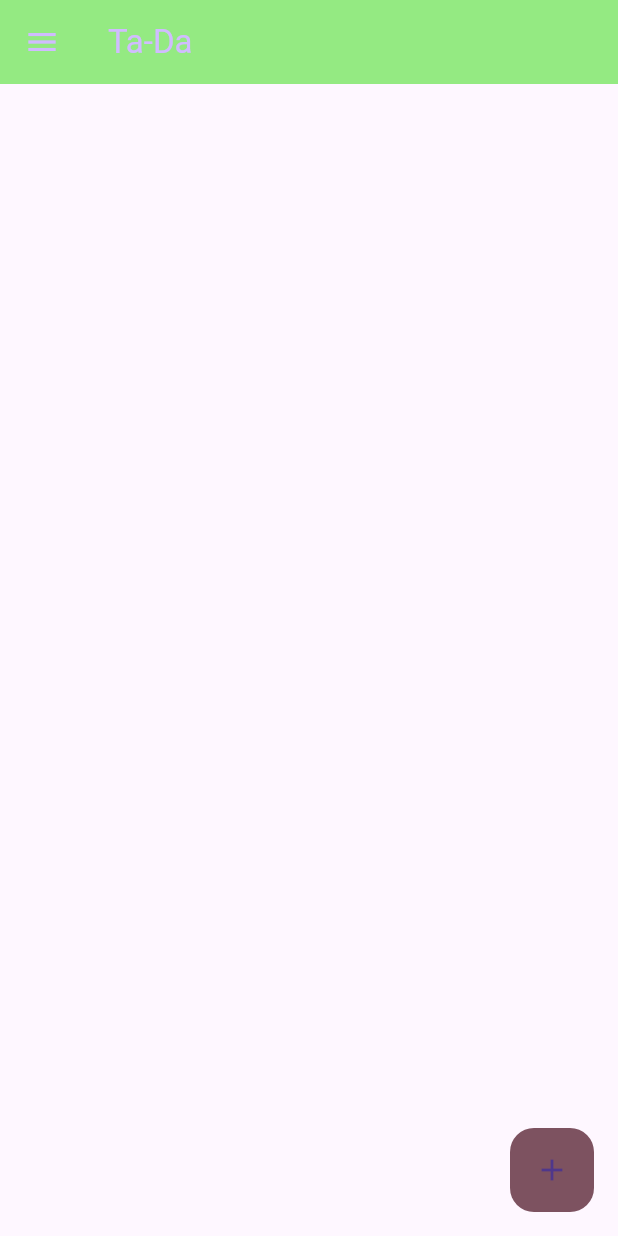
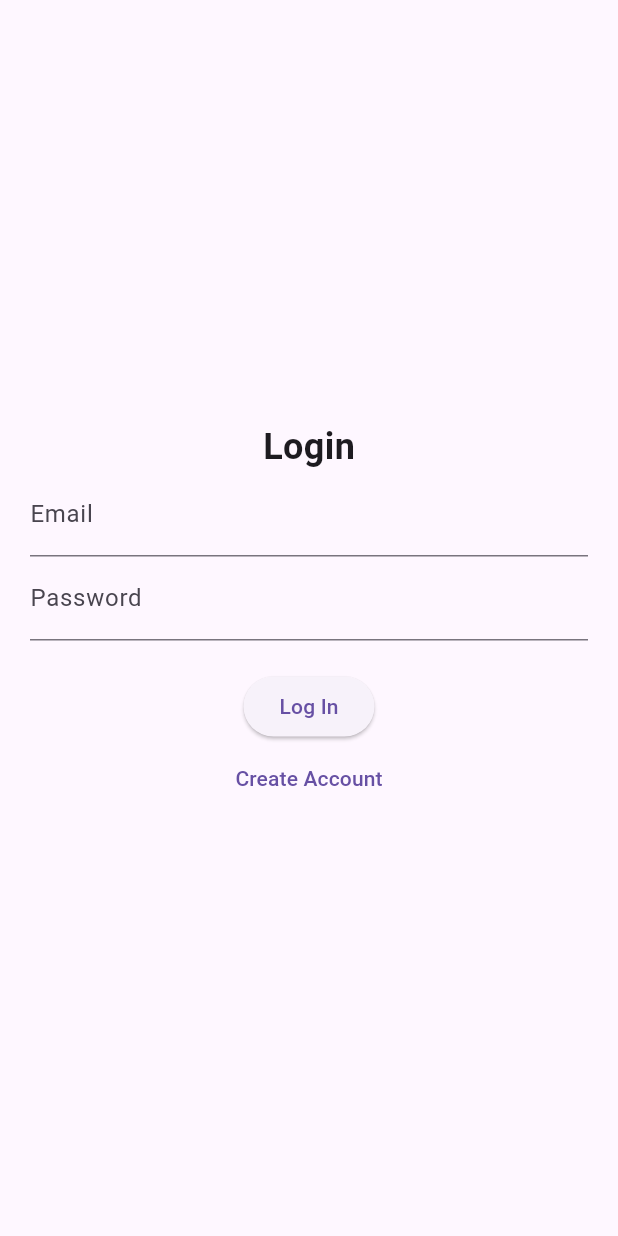
Before and after one commit to yoyoszarek/Ta-Da-App, a Flutter app: the screen it shows after launch, on a phone screen of 412 x 824 dp. Run offline on Flutter 3.47's test engine with Material 3 defaults, Android fonts, the phone set to English and light mode, and no system bars; our stand-ins replace flutter_heatmap_calendar, flutter_slidable, isar, shared_preferences; accounts and stored records are empty; generated files the repository leaves out were written again.

Commit message:
added log in page that 90% works and added a file for possible future color schemes

```diff
--- a/lib/main.dart
+++ b/lib/main.dart
@@ -1,18 +1,18 @@
 import 'package:flutter/material.dart';
 import 'package:myapp/database/habit_database.dart';
+import 'package:myapp/pages/home_page.dart';
 import 'package:myapp/theme/theme_provider.dart';
 import 'package:provider/provider.dart';
-import 'pages/home_page.dart';
+import 'package:myapp/pages/login_page.dart';
+import 'package:myapp/util/auth_util.dart';
 
 void main() async {
   WidgetsFlutterBinding.ensureInitialized();
-
-  // Initialize database
   await HabitDatabase.initialize();
   await HabitDatabase().saveFirstLaunchDate();
 
-  // Initialize theme provider
   ThemeProvider themeProvider = ThemeProvider();
+  bool loggedIn = await AuthUtil.isLoggedIn();
 
   runApp(
     MultiProvider(
@@ -20,19 +20,20 @@ void main() async {
         ChangeNotifierProvider(create: (context) => HabitDatabase()),
         ChangeNotifierProvider(create: (context) => themeProvider),
       ],
-      child: const MyApp(),
+      child: MyApp(isLoggedIn: loggedIn),
     ),
   );
 }
 
 class MyApp extends StatelessWidget {
-  const MyApp({super.key});
+  final bool isLoggedIn;
+  const MyApp({super.key, required this.isLoggedIn});
 
   @override
   Widget build(BuildContext context) {
     return MaterialApp(
       debugShowCheckedModeBanner: false,
-      home: const HomePage(),
+      home: isLoggedIn ? const HomePage() : const LoginPage(),
       theme: Provider.of<ThemeProvider>(context).themeData,
     );
   }
--- /dev/null
+++ b/lib/pages/login_page.dart
@@ -0,0 +1,80 @@
+import 'package:flutter/material.dart';
+import 'package:myapp/pages/home_page.dart';
+import 'package:myapp/pages/create_account_page.dart';
+import 'package:myapp/util/auth_util.dart';
+
+class LoginPage extends StatefulWidget {
+  const LoginPage({super.key});
+
+  @override
+  State<LoginPage> createState() => _LoginPageState();
+}
+
+class _LoginPageState extends State<LoginPage> {
+  final TextEditingController emailController = TextEditingController();
+  final TextEditingController passwordController = TextEditingController();
+  String errorMessage = ''; // Store validation errors
+
+  void login() async {
+    String email = emailController.text.trim();
+    String password = passwordController.text.trim();
+
+    if (email.isEmpty || password.isEmpty) {
+      setState(() {
+        errorMessage = "Please input email/password";
+      });
+      return;
+    }
+
+    bool loggedIn = await AuthUtil.isLoggedIn();
+
+    if (loggedIn) {
+      Navigator.pushReplacement(context, MaterialPageRoute(builder: (context) => const HomePage()));
+    } else {
+      await AuthUtil.saveUserCredentials(email, password);
+      Navigator.pushReplacement(context, MaterialPageRoute(builder: (context) => const HomePage()));
+    }
+  }
+
+  @override
+  void initState() {
+    super.initState();
+    checkLoginStatus();
+  }
+
+  void checkLoginStatus() async {
+    if (await AuthUtil.isLoggedIn()) {
+      Navigator.pushReplacement(context, MaterialPageRoute(builder: (context) => const HomePage()));
+    }
+  }
+
+  @override
+  Widget build(BuildContext context) {
+    return Scaffold(
+      body: Padding(
+        padding: const EdgeInsets.all(20.0),
+        child: Column(
+          mainAxisAlignment: MainAxisAlignment.center,
+          children: [
+            const Text("Login", style: TextStyle(fontSize: 24, fontWeight: FontWeight.bold)),
+            TextField(controller: emailController, decoration: const InputDecoration(labelText: "Email")),
+            TextField(controller: passwordController, decoration: const InputDecoration(labelText: "Password"), obscureText: true),
+            if (errorMessage.isNotEmpty)
+              Padding(
+                padding: const EdgeInsets.only(top: 10),
+                child: Text(errorMessage, style: const TextStyle(color: Colors.red)),
+              ),
+            const SizedBox(height: 20),
+            ElevatedButton(onPressed: login, child: const Text("Log In")),
+            TextButton(
+              onPressed: () {
+                Navigator.push(context, MaterialPageRoute(builder: (context) => const CreateAccountPage()));
+              },
+              child: const Text("Create Account"),
+            ),
+          ],
+        ),
+      ),
+    );
+  }
+}
--- a/lib/theme/theme_provider.dart
+++ b/lib/theme/theme_provider.dart
@@ -1,27 +1,30 @@
 import 'package:flutter/material.dart';
-import 'package:myapp/util/sharepref.dart';
+import 'package:shared_preferences/shared_preferences.dart';
 
-class ThemeProvider extends ChangeNotifier {
-  ThemeData _themeData = ThemeData.light();
+class ThemeProvider with ChangeNotifier {
   bool _isDarkMode = false;
 
   ThemeProvider() {
-    _loadTheme(); // Load theme preference on initialization
+    _loadTheme(); // Load saved theme setting
   }
 
-  ThemeData get themeData => _themeData;
+  ThemeData get themeData => _isDarkMode ? ThemeData.dark() : ThemeData.light();
   bool get isDarkMode => _isDarkMode;
-
-  void _loadTheme() async {
-    _isDarkMode = await getSharedPreferencesBool('darkMode');
-    _themeData = _isDarkMode ? ThemeData.dark() : ThemeData.light();
-    notifyListeners();
-  }
 
   void toggleTheme() async {
     _isDarkMode = !_isDarkMode;
-    _themeData = _isDarkMode ? ThemeData.dark() : ThemeData.light();
-    await setSharedPreferencesBool('darkMode', _isDarkMode);
+    notifyListeners();
+    _saveTheme(_isDarkMode);
+  }
+
+  void _saveTheme(bool isDark) async {
+    SharedPreferences prefs = await SharedPreferences.getInstance();
+    await prefs.setBool("isDarkMode", isDark);
+  }
+
+  void _loadTheme() async {
+    SharedPreferences prefs = await SharedPreferences.getInstance();
+    _isDarkMode = prefs.getBool("isDarkMode") ?? false;
     notifyListeners();
   }
 }
--- /dev/null
+++ b/lib/util/auth_util.dart
@@ -0,0 +1,20 @@
+import 'package:shared_preferences/shared_preferences.dart';
+
+class AuthUtil {
+  static Future<void> saveUserCredentials(String email, String password) async {
+    final prefs = await SharedPreferences.getInstance();
+    await prefs.setString('email', email);
+    await prefs.setString('password', password);
+    await prefs.setBool('isLoggedIn', true);
+  }
+
+  static Future<bool> isLoggedIn() async {
+    final prefs = await SharedPreferences.getInstance();
+    return prefs.getBool('isLoggedIn') ?? false;
+  }
+
+  static Future<void> logout() async {
+    final prefs = await SharedPreferences.getInstance();
+    await prefs.setBool('isLoggedIn', false);
+  }
+}
```
Also changed, not shown: lib/components/my_drawer.dart (+50 -22 lines), lib/pages/create_account_page.dart (added, +55 -0 lines), lib/theme/color_themes.dart (added, +77 -0 lines).
